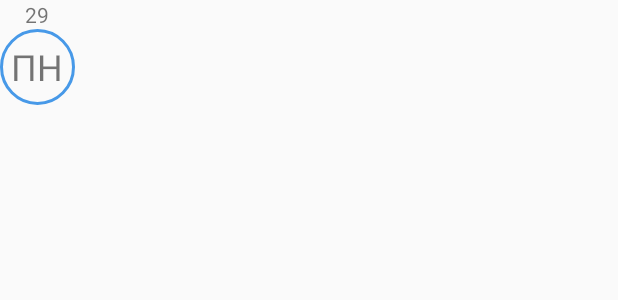
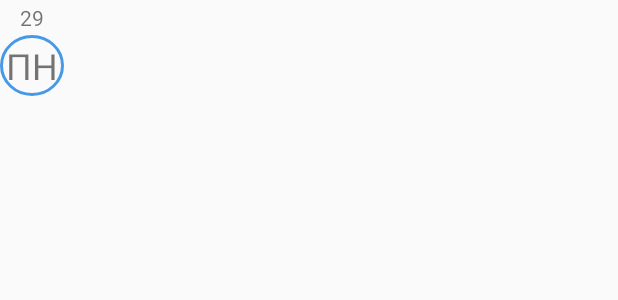
Before and after one commit to nsnk29/Schedule, an Android app: the layout one_day_layout.xml on its own in the app's theme, with its tools: preview values and no code run, on a phone screen of 412 x 824 dp. Shown: the top 300 px of the screen. Run offline under Robolectric (Android 15) with nearby library versions, the phone set to English and light mode, and no system bars.

Commit message:
merge laptop version

```diff
--- a/app/src/main/res/layout/one_day_layout.xml
+++ b/app/src/main/res/layout/one_day_layout.xml
@@ -1,8 +1,11 @@
 <?xml version="1.0" encoding="utf-8"?>
-<LinearLayout xmlns:android="http://schemas.android.com/apk/res/android"
+<androidx.constraintlayout.widget.ConstraintLayout xmlns:android="http://schemas.android.com/apk/res/android"
+                                                   xmlns:app="http://schemas.android.com/apk/res-auto"
+                                                   xmlns:tools="http://schemas.android.com/tools"
                                                    android:orientation="vertical"
-              android:layout_width="50dp"
-              android:layout_height="70dp" android:id="@+id/wrapper">
+                                                   android:layout_width="wrap_content"
+                                                   android:layout_height="wrap_content" android:id="@+id/wrapper"
+>
 
     <TextView
             android:text="29"
@@ -10,12 +13,24 @@
             android:layout_height="wrap_content"
             android:id="@+id/date"
 
-            android:gravity="center"/>
+            android:gravity="center" app:layout_constraintTop_toTopOf="parent"
+            app:layout_constraintStart_toStartOf="parent" app:layout_constraintEnd_toEndOf="parent"
+            app:autoSizeTextType="uniform" android:textSize="14sp" android:layout_marginTop="2dp"/>
+    <LinearLayout
+            android:orientation="horizontal"
+            android:layout_width="wrap_content"
+            android:layout_height="wrap_content" app:layout_constraintStart_toStartOf="parent"
+            app:layout_constraintEnd_toEndOf="parent" app:layout_constraintBottom_toBottomOf="parent"
+            app:layout_constraintTop_toBottomOf="@+id/date" app:layout_constraintHorizontal_bias="0.0"
+            app:layout_constraintVertical_bias="0.0" android:layout_marginTop="2dp" android:id="@+id/wrapper2">
         <TextView
                 android:text="ПН"
                 android:layout_width="match_parent"
                 android:layout_height="match_parent"
                 android:id="@+id/nameOfDay"
                 android:background="@drawable/rounded_frame"
-            android:gravity="center" android:textSize="24sp"/>
+                android:gravity="center" android:textSize="24sp"
+
+                android:padding="4dp"/>
     </LinearLayout>
+</androidx.constraintlayout.widget.ConstraintLayout>
```
Also changed, not shown: app/src/main/java/com/example/schedule/MainActivity.kt (+30 -6 lines), app/src/main/java/com/example/schedule/adapters/BottomRecycleAdapter.kt (+15 -4 lines), app/src/main/res/drawable/rounded_frame.xml (+5 -5 lines). Lines whose indentation alone changed are shown as unchanged.
